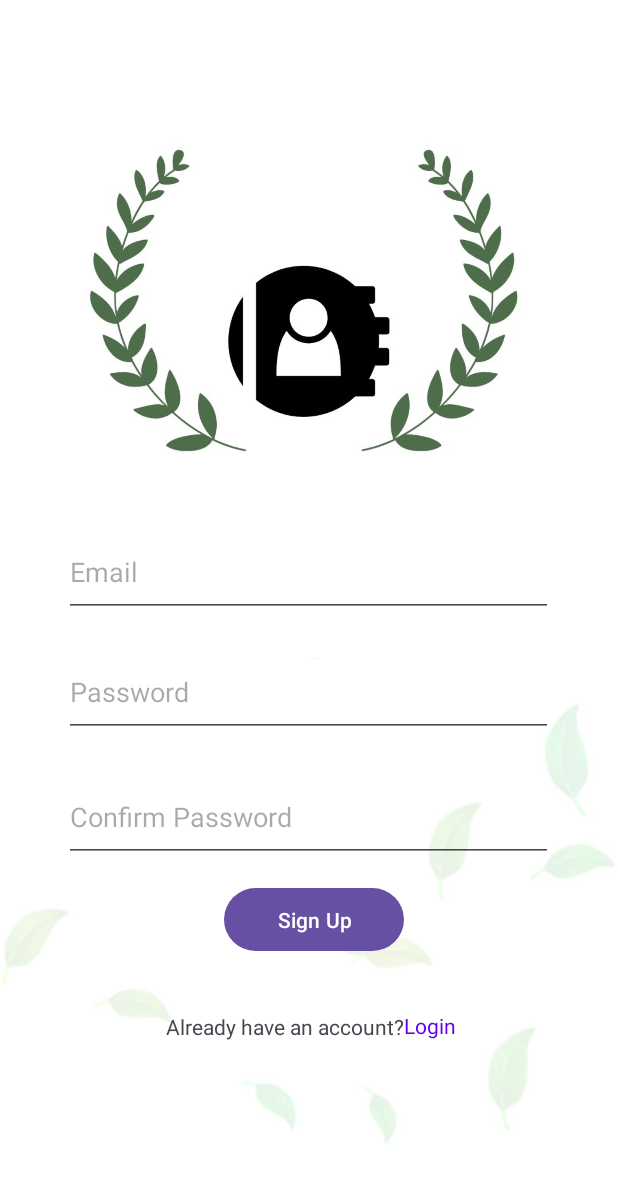
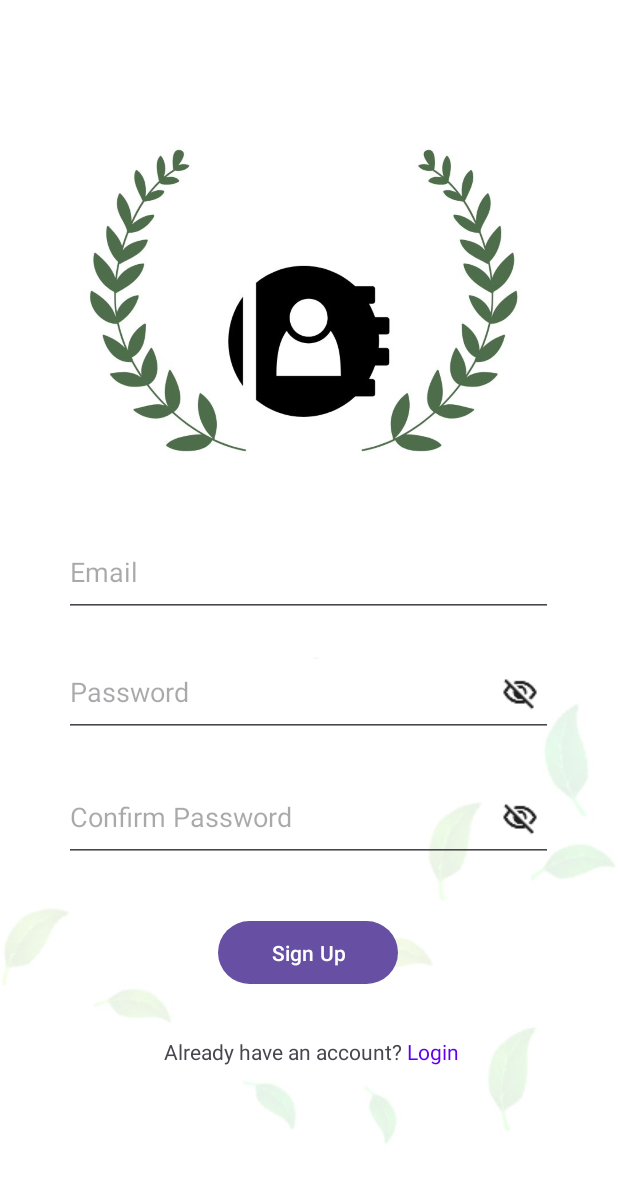
Before and after one commit to quang0805/ProjectIIApp, an Android app: the SignUpFragment screen opened through its navigation route, on a phone screen of 412 x 824 dp. Shown: the top 1182 px of the screen. Run offline under Robolectric (Android 15) with nearby library versions, the phone set to English and light mode, and no system bars; our stand-ins replace Firebase (no records; nobody signed in at launch, a user with empty details on screens opened directly); libraries missing offline, so code that uses them is left out: com.hivemq.client; 3 statements that could not run were skipped.

Commit message:
hide / show password completed

```diff
--- a/app/src/main/res/layout/fragment_sign_up.xml
+++ b/app/src/main/res/layout/fragment_sign_up.xml
@@ -41,6 +41,22 @@
         app:layout_constraintTop_toBottomOf="@+id/edtEmailSignUp"
         app:layout_constraintVertical_bias="0.058" />
 
+    <!-- Icon toggle mật khẩu chính -->
+    <ImageView
+        android:id="@+id/imgTogglePasswordSignUp"
+        android:layout_width="24dp"
+        android:layout_height="24dp"
+        android:src="@drawable/ic_visibility_off"
+        android:contentDescription="Toggle password visibility"
+        android:clickable="true"
+        android:focusable="true"
+        android:layout_marginEnd="10dp"
+        android:elevation="6dp"
+        app:layout_constraintTop_toTopOf="@id/edtPasswordSignUp"
+        app:layout_constraintBottom_toBottomOf="@id/edtPasswordSignUp"
+        app:layout_constraintEnd_toEndOf="@id/edtPasswordSignUp" />
+
+
     <EditText
         android:id="@+id/edtConfirmPassword"
         android:layout_width="326dp"
@@ -55,6 +71,20 @@
         app:layout_constraintStart_toStartOf="parent"
         app:layout_constraintTop_toBottomOf="@+id/edtPasswordSignUp" />
 
+    <ImageView
+        android:id="@+id/imgToggleConfirmPassword"
+        android:layout_width="24dp"
+        android:layout_height="24dp"
+        android:src="@drawable/ic_visibility_off"
+        android:contentDescription="Toggle confirm password visibility"
+        android:clickable="true"
+        android:focusable="true"
+        android:layout_marginEnd="10dp"
+        android:elevation="6dp"
+        app:layout_constraintTop_toTopOf="@id/edtConfirmPassword"
+        app:layout_constraintBottom_toBottomOf="@id/edtConfirmPassword"
+        app:layout_constraintEnd_toEndOf="@id/edtConfirmPassword" />
+
     <Button
         android:id="@+id/btnSignUp"
         android:layout_width="120dp"
@@ -62,16 +92,16 @@
         android:text="Sign Up"
         app:layout_constraintBottom_toBottomOf="parent"
         app:layout_constraintEnd_toEndOf="parent"
-        app:layout_constraintHorizontal_bias="0.512"
+        app:layout_constraintHorizontal_bias="0.498"
         app:layout_constraintStart_toStartOf="parent"
         app:layout_constraintTop_toTopOf="parent"
-        app:layout_constraintVertical_bias="0.76" />
+        app:layout_constraintVertical_bias="0.788" />
 
     <TextView
         android:id="@+id/txtQuestionAlready"
         android:layout_width="wrap_content"
         android:layout_height="wrap_content"
-        android:text="Already have an account?"
+        android:text="Already have an account? "
         app:layout_constraintBottom_toBottomOf="parent"
         app:layout_constraintEnd_toEndOf="parent"
         app:layout_constraintHorizontal_bias="0.436"
```
Also changed, not shown: app/src/main/java/com/example/projectiiapp/fragments/LoginFragment.kt (+21 -0 lines), app/src/main/java/com/example/projectiiapp/fragments/SignUpFragment.kt (+27 -0 lines), app/src/main/res/layout/fragment_login.xml (+16 -0 lines), app/src/main/res/drawable/ic_visibility.png (added), app/src/main/res/drawable/ic_visibility_off.png (added).
